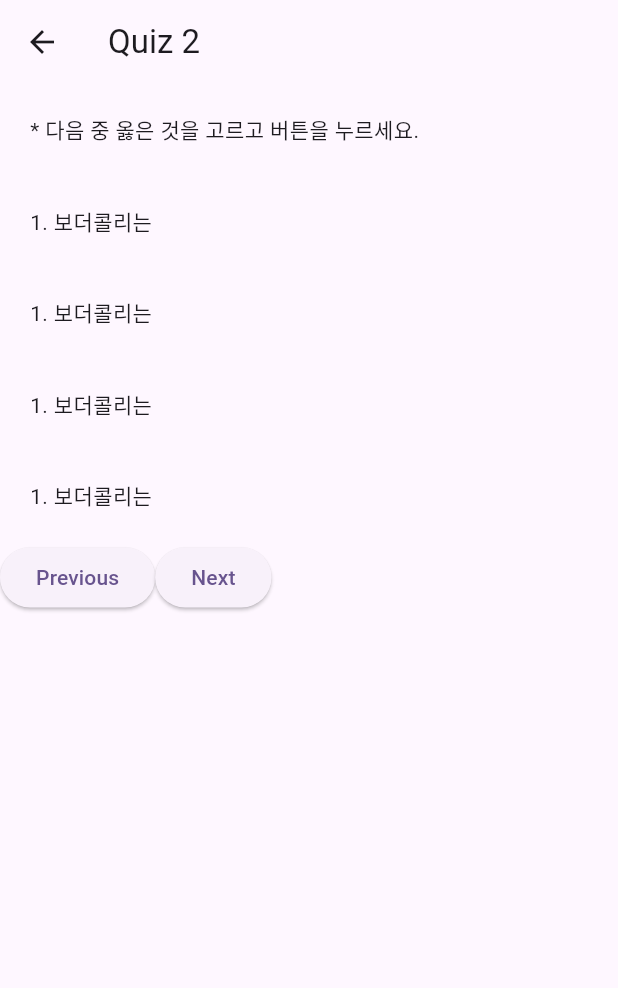
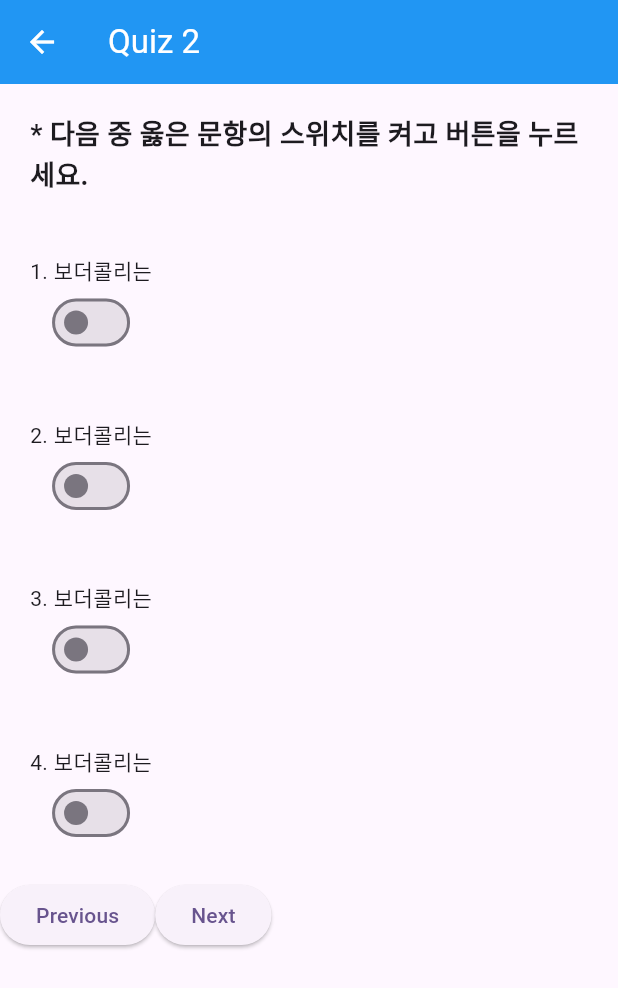
Before and after one commit to littlehippo01/2nd_Project, a Flutter app: the Quiz2 screen opened by its route, on a phone screen of 412 x 824 dp. Shown: the top 988 px of the screen. Run offline on Flutter 3.47's test engine with Material 3 defaults, Android fonts, the phone set to English and light mode, and no system bars.

Commit message:
Project quiz file update #1

```diff
--- a/Project_Forder/team2_2nd_project_tabbar_app/lib/Quiz/quiz_2.dart
+++ b/Project_Forder/team2_2nd_project_tabbar_app/lib/Quiz/quiz_2.dart
@@ -8,35 +8,114 @@ class Quiz2 extends StatefulWidget {
 }
 
 class _Quiz2State extends State<Quiz2> {
+  late bool answer1;
+  late bool answer2;
+  late bool answer3;
+  late bool answer4;
+  late String result;
+
+  @override
+  void initState() {
+    super.initState();
+    answer1 = false;
+    answer2 = false;
+    answer3 = false;
+    answer4 = false;
+    result = "";
+  }
+
   @override
   Widget build(BuildContext context) {
     return Scaffold(
       appBar: AppBar(
         title: Text("Quiz 2"),
+        backgroundColor: Colors.blue,
+        foregroundColor: Colors.white,
       ),
 
       body: Column(
         crossAxisAlignment: CrossAxisAlignment.start,
         children: [
           Padding(
-            padding: const EdgeInsets.fromLTRB(20, 20, 0, 20),
-            child: Text("* 다음 중 옳은 것을 고르고 버튼을 누르세요."),
+            padding: const EdgeInsets.all(20.0),
+            child: Text("* 다음 중 옳은 문항의 스위치를 켜고 버튼을 누르세요.",
+            style: TextStyle(
+                fontWeight: FontWeight.bold,
+                fontSize: 18
               ),
+            ),
+          ),
+
+
           Padding(
-            padding: const EdgeInsets.fromLTRB(20, 20, 0, 20),
-            child: Text("1. 보더콜리는"),
+            padding: const EdgeInsets.fromLTRB(20, 20, 20, 20),
+            child: Column(
+              children: [
+                Text("1. 보더콜리는"),
+                Switch(
+                  value: answer1,
+                  onChanged: (value) {
+                    answer1 = value;
+                    switchAction(answer1);
+                    setState(() {});
+                  },
                 ),
+              ],
+            ),
+          ),
+
+
           Padding(
-            padding: const EdgeInsets.fromLTRB(20, 20, 0, 20),
-            child: Text("1. 보더콜리는"),
+            padding: const EdgeInsets.all(20.0),
+            child: Column(
+              children: [
+                Text("2. 보더콜리는"),
+                Switch(
+                  value: answer2,
+                  onChanged: (value) {
+                    answer1 = value;
+                    switchAction(answer2);
+                    setState(() {});
+                  },
                 ),
+              ],
+            ),
+          ),
+
+
           Padding(
-            padding: const EdgeInsets.fromLTRB(20, 20, 0, 20),
-            child: Text("1. 보더콜리는"),
+            padding: const EdgeInsets.all(20.0),
+            child: Column(
+              children: [
+                Text("3. 보더콜리는"),
+                Switch(
+                  value: answer3,
+                  onChanged: (value) {
+                    answer1 = value;
+                    switchAction(answer3);
+                    setState(() {});
+                  },
                 ),
+              ],
+            ),
+          ),
+
+
           Padding(
-            padding: const EdgeInsets.fromLTRB(20, 20, 0, 20),
-            child: Text("1. 보더콜리는"),
+            padding: const EdgeInsets.all(20.0),
+            child: Column(
+              children: [
+                Text("4. 보더콜리는"),
+                Switch(
+                  value: answer4,
+                  onChanged: (value) {
+                    answer1 = value;
+                    switchAction(answer4);
+                    setState(() {});
+                  },
+                ),
+              ],
+            ),
           ),
 
           Row(
@@ -55,9 +134,17 @@ class _Quiz2State extends State<Quiz2> {
               ),
             ],
           ),
-
         ],
       ),
     );
+  } // build
+
+  // --- functions --- //
+  switchAction(bool answer) {
+    answer = answer == false ? true : false;
   }
+
+  resultButton(){
+    //
   }
+} // class
--- a/Project_Forder/team2_2nd_project_tabbar_app/lib/Quiz/quiz_3.dart
+++ b/Project_Forder/team2_2nd_project_tabbar_app/lib/Quiz/quiz_3.dart
@@ -13,6 +13,8 @@ class _Quiz3State extends State<Quiz3> {
     return Scaffold(
       appBar: AppBar(
         title: Text("Quiz 3"),
+        backgroundColor: Colors.blue,
+        foregroundColor: Colors.white,
       ),
       body: Column(
         children: [
```
Lines whose indentation alone changed are shown as unchanged.
